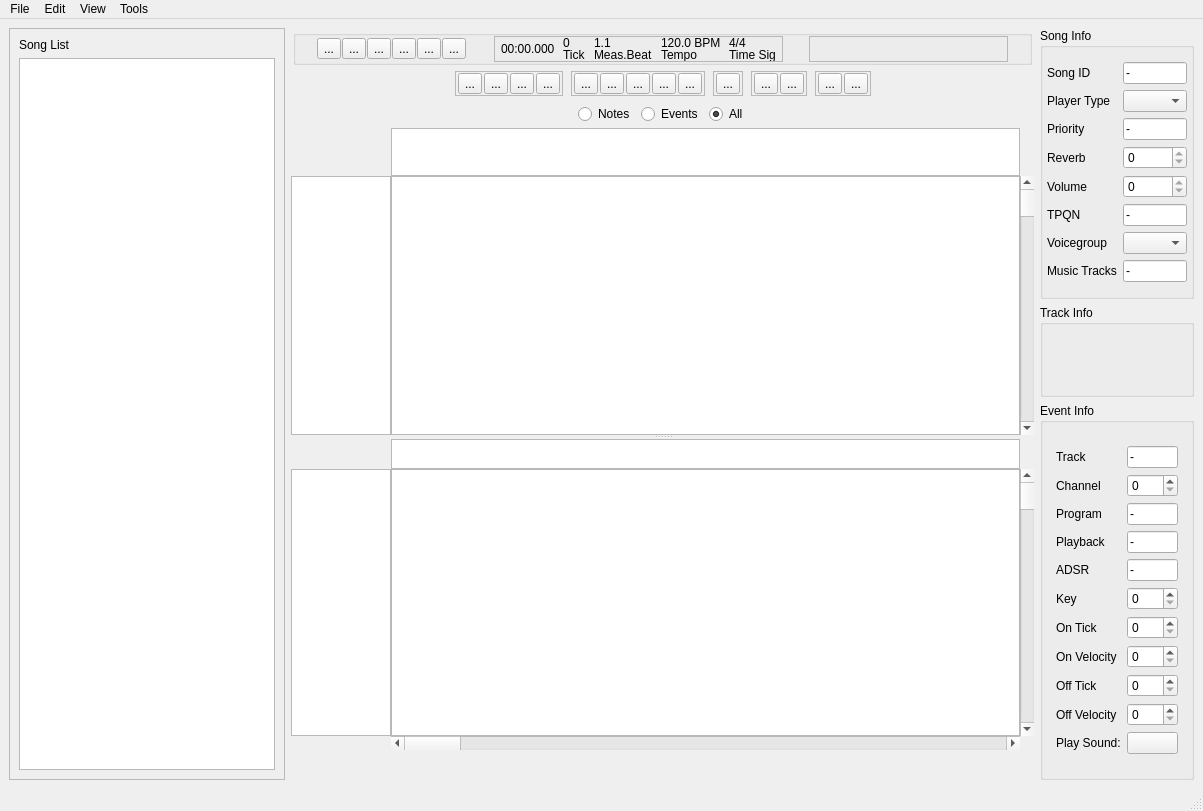
Before: the Qt Designer form src/ui/mainwindow.ui in garakmon/gtm, drawn with Qt 5.
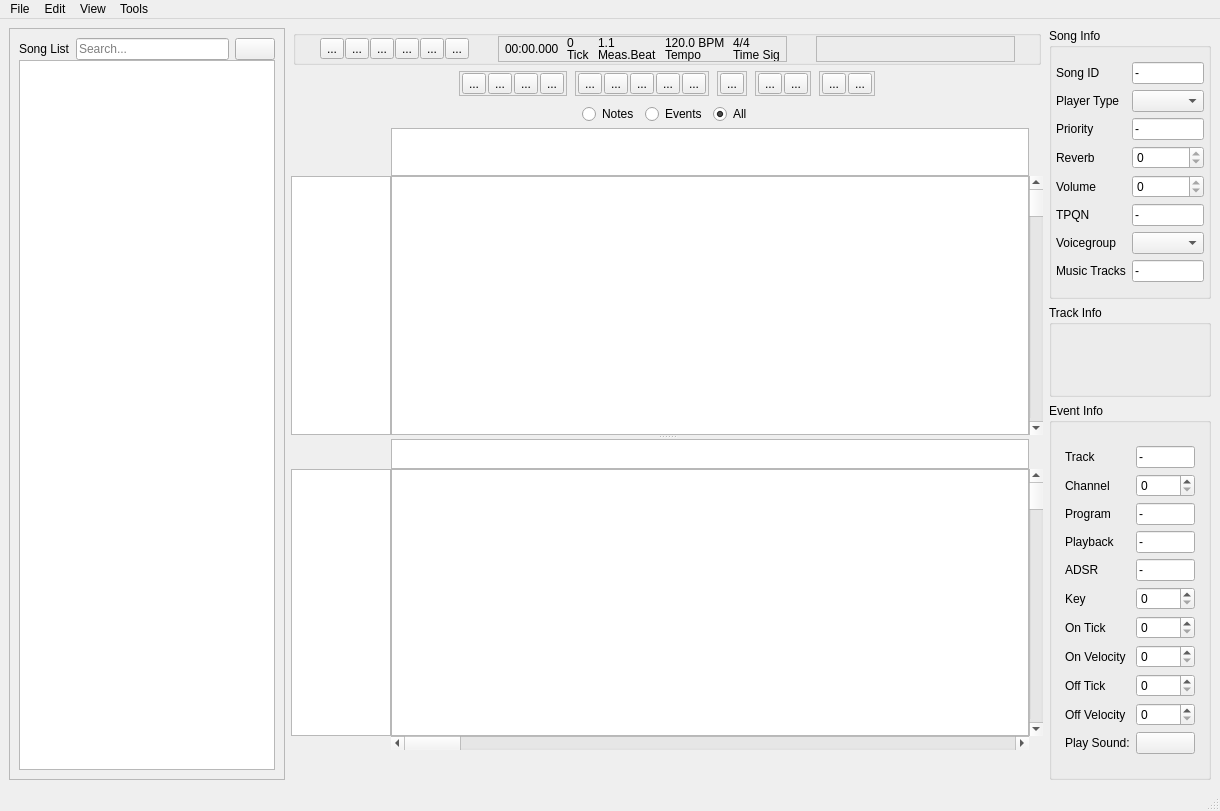
After: the same form once the commit is applied. Icons and pictures are not drawn. Custom widgets are drawn as their Qt base class.

Commit message: add: tooltips for buttons, search bar

```diff
--- a/src/ui/mainwindow.ui
+++ b/src/ui/mainwindow.ui
@@ -6,7 +6,7 @@
    <rect>
     <x>0</x>
     <y>0</y>
-    <width>1203</width>
+    <width>1220</width>
     <height>811</height>
    </rect>
   </property>
@@ -1699,11 +1699,68 @@
        <enum>QFrame::Raised</enum>
       </property>
       <layout class="QVBoxLayout" name="verticalLayout">
+       <property name="spacing">
+        <number>0</number>
+       </property>
        <item>
-        <widget class="QLabel" name="label">
-         <property name="text">
-          <string>Song List</string>
+        <widget class="QFrame" name="frame_SongList_label_searchbar">
+         <property name="frameShape">
+          <enum>QFrame::NoFrame</enum>
          </property>
+         <property name="frameShadow">
+          <enum>QFrame::Plain</enum>
+         </property>
+         <property name="lineWidth">
+          <number>0</number>
+         </property>
+         <layout class="QHBoxLayout" name="horizontalLayout_9">
+          <property name="leftMargin">
+           <number>0</number>
+          </property>
+          <property name="topMargin">
+           <number>0</number>
+          </property>
+          <property name="rightMargin">
+           <number>0</number>
+          </property>
+          <property name="bottomMargin">
+           <number>0</number>
+          </property>
+          <item>
+           <widget class="QLabel" name="label_SongList">
+            <property name="frameShape">
+             <enum>QFrame::NoFrame</enum>
+            </property>
+            <property name="lineWidth">
+             <number>0</number>
+            </property>
+            <property name="text">
+             <string>Song List</string>
+            </property>
+           </widget>
+          </item>
+          <item>
+           <widget class="GTMLineEdit" name="lineEdit_SongList_search">
+            <property name="placeholderText">
+             <string>Search...</string>
+            </property>
+           </widget>
+          </item>
+          <item>
+           <widget class="QPushButton" name="pushButton">
+            <property name="toolTip">
+             <string>Create Song...</string>
+            </property>
+            <property name="text">
+             <string/>
+            </property>
+            <property name="icon">
+             <iconset resource="../../build_debug/src/ui/.qt/rcc/gtm-icons.qrc">
+              <normaloff>:/icons/music-double-note-plus.svg</normaloff>:/icons/music-double-note-plus.svg</iconset>
+            </property>
+           </widget>
+          </item>
+         </layout>
         </widget>
        </item>
        <item>
@@ -1726,7 +1783,7 @@
     <rect>
      <x>0</x>
      <y>0</y>
-     <width>1203</width>
+     <width>1220</width>
      <height>24</height>
     </rect>
    </property>
```
Left out of the diff: 42 changed lines with no effect on the pictures. The commit also changes 8 other files.
